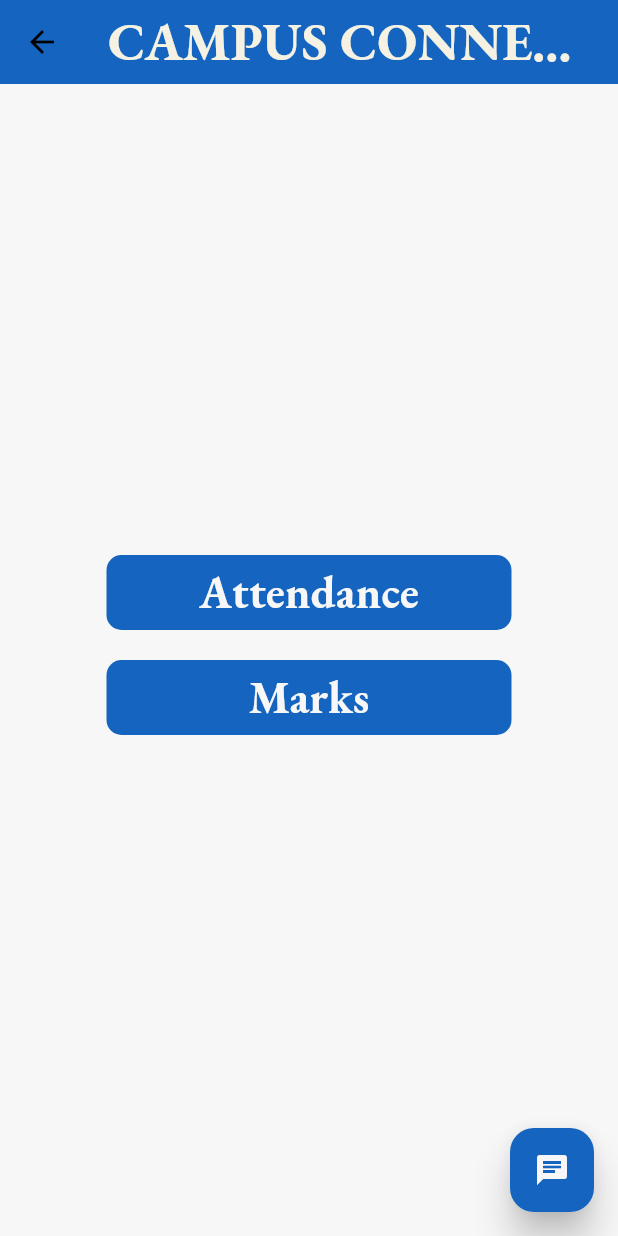
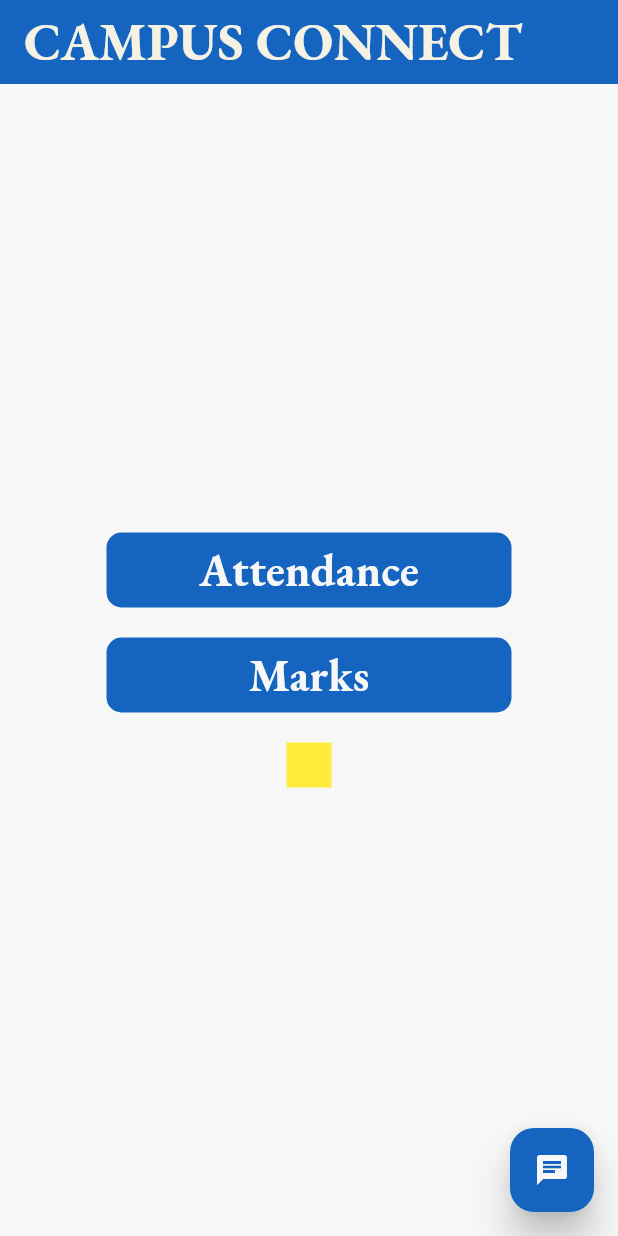
Before and after one commit to Neutrino-18/studentManagementApp, a Flutter app: the TPOHomeScreen screen opened directly, after a tap on "Attendance", on a phone screen of 412 x 824 dp. Run offline on Flutter 3.47's test engine with Material 3 defaults, Android fonts, the phone set to English and light mode, and no system bars; our stand-ins replace flutter_riverpod, google_fonts.

Commit message:
idek wt im dng

```diff
--- a/lib/TPOInstructorInterviewer/TPO/tpo_home.dart
+++ b/lib/TPOInstructorInterviewer/TPO/tpo_home.dart
@@ -1,6 +1,8 @@
 import 'package:app_crt/Common/Constants/indexes.dart';
 import 'package:app_crt/Providers/index_provider.dart';
 import 'package:app_crt/Widgets/TPOWids/tpo_home_button.dart';
+import 'package:app_crt/custom_clip.dart';
+import 'package:flutter/cupertino.dart';
 import 'package:flutter/material.dart';
 import 'package:flutter/widgets.dart';
 import 'package:flutter_riverpod/flutter_riverpod.dart';
@@ -15,30 +17,23 @@ class TPOHomeScreen extends ConsumerWidget {
         title: const Text('CAMPUS CONNECT'),
         elevation: 0,
       ),
-      body: const Center(
+      body: Center(
         child: Column(
           mainAxisAlignment: MainAxisAlignment.center,
           children: [
-            TPOHomeBut(
+            const TPOHomeBut(
                 text: 'Attendance', onTap: ConstIndex.profileAttendanceIndex),
-            SizedBox(height: 20),
-            TPOHomeBut(text: 'Marks', onTap: ConstIndex.marksNotesIndex),
-            SizedBox(height: 20),
-            // Stack(
-            //   children: [
-            //     Container(
-            //       height: 100,
-            //       width: 100,
-            //       decoration: const BoxDecoration(color: Colors.yellow,borderRadius: ),
-            //       child: const Center(
-            //         child: Text(
-            //           "nigga",
-            //           style: TextStyle(color: Colors.blue),
-            //         ),
-            //       ),
-            //     ),
-            //   ],
-            // ),
+            const SizedBox(height: 20),
+            const TPOHomeBut(text: 'Marks', onTap: ConstIndex.marksNotesIndex),
+            const SizedBox(height: 20),
+            CustomPaint(
+              painter: MyCustomPainter(),
+              child: Container(
+                height: 30,
+                width: 30,
+                color: Colors.yellow,
+              ),
+            ),
           ],
         ),
       ),
--- /dev/null
+++ b/lib/custom_clip.dart
@@ -0,0 +1,14 @@
+import 'package:flutter/material.dart';
+
+class MyCustomPainter extends CustomPainter {
+  @override
+  void paint(Canvas canvas, Size size) {
+    Paint paint = Paint()
+      ..color = Colors.yellow
+      ..style = PaintingStyle.fill;
+    Path path = Path();
+  }
+
+  @override
+  bool shouldRepaint(covariant CustomPainter oldDelegate) => false;
+}
--- a/lib/main.dart
+++ b/lib/main.dart
@@ -1,5 +1,6 @@
 import 'package:app_crt/Common/Constants/names.dart';
 import "package:app_crt/Common/page_footer.dart";
+import 'package:app_crt/TPOInstructorInterviewer/TPO/tpo_home.dart';
 import 'package:app_crt/login_page.dart';
 import "package:flutter/material.dart";
 import 'package:app_crt/theme.dart';
@@ -25,7 +26,7 @@ class MyApp extends StatelessWidget {
       debugShowCheckedModeBanner: false,
       theme: AppTheme.selfTheme,
       darkTheme: AppTheme.selfDarkTheme,
-      home: const ProviderScope(child: LoginPage()),
+      home: const ProviderScope(child: TPOHomeScreen()),
       routes: {
         NavigationConsts.destStudentHome: (context) => const IconFooter(),
         NavigationConsts.destTpoHome: (context) => const IconFooter(),
```
Also changed, not shown: lib/StudentScreens/announce_page.dart (+25 -6 lines).
